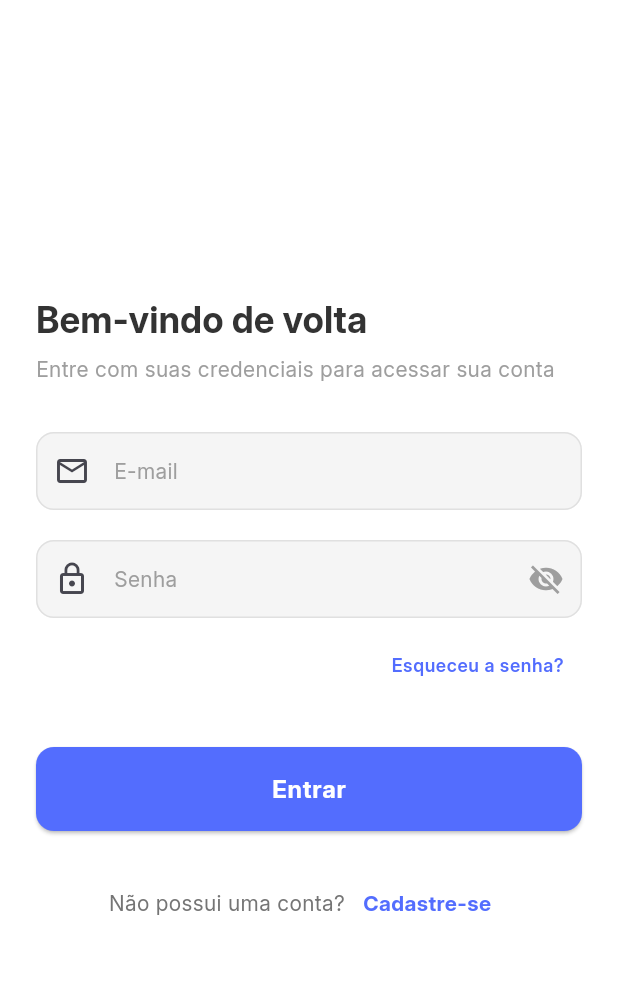
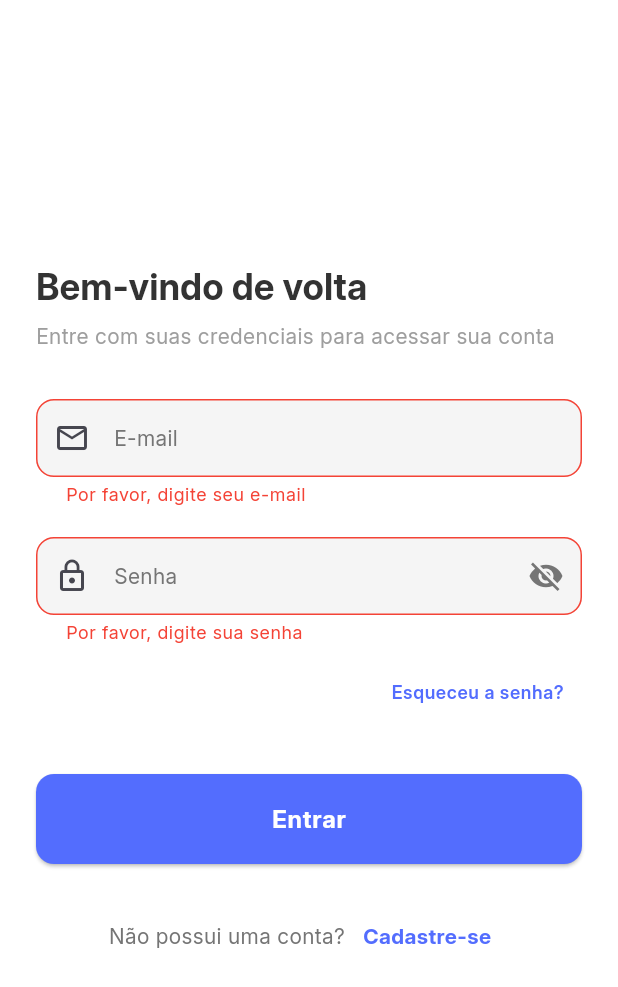
Before and after one commit to Antonio-Sitoe/medicationtracker, a Flutter app: the screen it shows after launch, after a tap on "Pular", after a tap on "Entrar", on a phone screen of 412 x 824 dp. Shown: the top 987 px of the screen. Run offline on Flutter 3.47's test engine with Material 3 defaults, Android fonts, the light colour scheme and no system bars; our stand-ins replace cloud_firestore, firebase_auth, firebase_core, firebase_storage, go_router, image_picker and 3 more; accounts and stored records are empty.

Commit message:
fINALIZADA A FUNCIONALIDADE DE LOGIN com messagem de erro

```diff
--- a/lib/core/routes/app_redirect_routes.dart
+++ b/lib/core/routes/app_redirect_routes.dart
@@ -14,16 +14,12 @@ final publicRoutes = [
 String? appRedirectRoutes(GoRouterState state, AuthViewModel auth) {
   final currentRoute = state.matchedLocation;
 
-  if (auth.isLoading) {
-    return currentRoute == AppNamedRoutes.splash ? null : AppNamedRoutes.splash;
+  if (!auth.isAuthenticated && !publicRoutes.contains(currentRoute)) {
+    return AppNamedRoutes.login;
   }
 
   if (!auth.isOnboardingComplete && currentRoute != AppNamedRoutes.onboard) {
     return AppNamedRoutes.onboard;
-  }
-
-  if (!auth.isAuthenticated && !publicRoutes.contains(currentRoute)) {
-    return AppNamedRoutes.login;
   }
 
   if (auth.isAuthenticated && publicRoutes.contains(currentRoute)) {
--- a/lib/core/routes/app_router.dart
+++ b/lib/core/routes/app_router.dart
@@ -37,6 +37,7 @@ final medicationExample = Medication(
 GoRouter createRouter(AuthViewModel auth) {
   final router = GoRouter(
     initialLocation: AppNamedRoutes.root,
+    refreshListenable: auth,
     redirect: (context, state) => appRedirectRoutes(state, auth),
     routes: [
       GoRoute(
--- /dev/null
+++ b/lib/core/utils/error.dart
@@ -0,0 +1,5 @@
+class CustomError {
+  final String message;
+
+  CustomError(this.message);
+}
--- /dev/null
+++ b/lib/core/utils/result.dart
@@ -0,0 +1,10 @@
+import 'package:medicationtracker/core/utils/error.dart';
+
+class Result<T> {
+  final T? data;
+  final CustomError? error;
+
+  Result({this.data, this.error});
+
+  bool get isSuccess => data != null;
+}
--- a/lib/views/screens/auth/login.dart
+++ b/lib/views/screens/auth/login.dart
@@ -2,6 +2,10 @@ import 'package:flutter/material.dart';
 import 'package:go_router/go_router.dart';
 import 'package:medicationtracker/core/constants/theme_constants.dart';
 import 'package:medicationtracker/viewModels/auth_view_model.dart';
+import 'package:medicationtracker/views/widgets/_show_error_dialog.dart';
+import 'package:medicationtracker/views/widgets/form/button.dart';
+import 'package:medicationtracker/views/widgets/form/input_email.dart';
+import 'package:medicationtracker/views/widgets/form/input_password.dart';
 import 'package:provider/provider.dart';
 
 class LoginScreen extends StatefulWidget {
@@ -12,28 +16,69 @@ class LoginScreen extends StatefulWidget {
 }
 
 class _LoginScreenState extends State<LoginScreen> {
+  final _formKey = GlobalKey<FormState>();
   final _emailController = TextEditingController();
   final _passwordController = TextEditingController();
+  bool _showPassword = false;
   bool _isSubmitting = false;
-  bool _showPassword = false;
+  String? errorMessage = "";
 
   Future<void> _handleLogin() async {
     final auth = Provider.of<AuthViewModel>(context, listen: false);
+
     final email = _emailController.text;
     final password = _passwordController.text;
+    if (!_formKey.currentState!.validate()) return;
 
     if (email.isEmpty || password.isEmpty) {
       return;
     }
+
     setState(() => _isSubmitting = true);
-    await auth.signIn(email, password);
+    try {
+      final result = await auth.signIn(email, password);
+
+      if (!result.isSuccess) {
+        setState(() {
+          errorMessage = result.error?.message ?? "";
+        });
+      }
+    } catch (e) {
       if (!mounted) return;
+
+      setState(() {
+        errorMessage =
+            "Ocorreu um erro durante o registo, verifique as credencias e Tente novamente.";
+      });
+    } finally {
       setState(() => _isSubmitting = false);
+    }
+  }
+
+  Widget _createNewAccount(ThemeData theme) {
+    return Row(
+      mainAxisAlignment: MainAxisAlignment.center,
+      children: [
+        Text('Não possui uma conta?', style: theme.textTheme.bodyMedium),
+        TextButton(
+          onPressed: () => context.push('/register'),
+          child: Text(
+            'Cadastre-se',
+            style: theme.textTheme.bodyMedium?.copyWith(
+              color: AppColors.primary,
+              fontWeight: FontWeight.bold,
+            ),
+          ),
+        ),
+      ],
+    );
   }
 
   @override
   Widget build(BuildContext context) {
     final theme = Theme.of(context);
+    final auth = Provider.of<AuthViewModel>(context, listen: false);
+    final isLoading = _isSubmitting;
     return Scaffold(
       body: SafeArea(
         child: GestureDetector(
@@ -46,6 +91,8 @@ class _LoginScreenState extends State<LoginScreen> {
                   child: IntrinsicHeight(
                     child: Padding(
                       padding: const EdgeInsets.symmetric(horizontal: 24),
+                      child: Form(
+                        key: _formKey,
                         child: Column(
                           mainAxisAlignment: MainAxisAlignment.center,
                           crossAxisAlignment: CrossAxisAlignment.start,
@@ -66,86 +113,48 @@ class _LoginScreenState extends State<LoginScreen> {
                               ),
                             ),
                             const SizedBox(height: 32),
-                          TextFormField(
-                            style: TextStyle(
-                              fontWeight: FontWeight.w500,
-                              fontFamily: AppFontFamily.regular,
-                            ),
-                            controller: _emailController,
-                            keyboardType: TextInputType.emailAddress,
-                            decoration: InputDecoration(
-                              prefixIcon: const Icon(Icons.email_outlined),
-                              labelText: 'E-mail',
-                              labelStyle: theme.textTheme.bodyMedium?.copyWith(
-                                color: AppColors.gray500,
-                              ),
-                              enabledBorder: const OutlineInputBorder(
-                                borderRadius: BorderRadius.all(
-                                  Radius.circular(12),
-                                ),
-                                borderSide: BorderSide(
-                                  color: AppColors.gray300,
-                                ),
-                              ),
-                              focusedBorder: const OutlineInputBorder(
-                                borderRadius: BorderRadius.all(
-                                  Radius.circular(12),
-                                ),
-                                borderSide: BorderSide(
-                                  color: AppColors.primary,
-                                ),
-                              ),
-                            ),
+                            buildEmailField(
+                              _emailController,
+                              theme.textTheme,
+                              'E-mail',
                             ),
                             const SizedBox(height: 20),
-                          TextFormField(
-                            style: TextStyle(
-                              fontWeight: FontWeight.w500,
-                              fontFamily: AppFontFamily.regular,
-                            ),
+
+                            buildPasswordField(
                               controller: _passwordController,
-                            obscureText: !_showPassword,
-                            decoration: InputDecoration(
-                              enabledBorder: const OutlineInputBorder(
-                                borderRadius: BorderRadius.all(
-                                  Radius.circular(12),
-                                ),
-                                borderSide: BorderSide(
-                                  color: AppColors.gray300,
-                                ),
-                              ),
-                              focusedBorder: const OutlineInputBorder(
-                                borderRadius: BorderRadius.all(
-                                  Radius.circular(12),
-                                ),
-                                borderSide: BorderSide(
-                                  color: AppColors.primary,
-                                ),
-                              ),
-                              prefixIcon: const Icon(Icons.lock_outline),
-                              labelText: 'Senha',
-                              labelStyle: theme.textTheme.bodyMedium?.copyWith(
-                                color: AppColors.gray500,
-                              ),
-                              suffixIcon: IconButton(
-                                icon: Icon(
-                                  _showPassword
-                                      ? Icons.visibility
-                                      : Icons.visibility_off,
-                                  color: AppColors.gray500,
-                                ),
+                              textTheme: theme.textTheme,
+                              label: 'Senha',
+                              showPassword: _showPassword,
                               onPressed:
                                   () => setState(
                                     () => _showPassword = !_showPassword,
                                   ),
+                              validator: (value) {
+                                if (value == null || value.isEmpty) {
+                                  return 'Por favor, digite sua senha';
+                                }
+
+                                return null;
+                              },
+                            ),
+                            errorMessage != null && errorMessage!.isNotEmpty
+                                ? Padding(
+                                  padding: EdgeInsets.all(5),
+                                  child: Text(
+                                    errorMessage!,
+                                    style: TextStyle(
+                                      color: Colors.red,
+                                      fontSize: 16,
                                     ),
                                   ),
-                          ),
+                                )
+                                : const SizedBox.shrink(),
                             const SizedBox(height: 8),
                             Align(
                               alignment: Alignment.centerRight,
                               child: TextButton(
-                              onPressed: () => context.push('/forgot-password'),
+                                onPressed:
+                                    () => context.push('/forgot-password'),
                                 child: Text(
                                   'Esqueceu a senha?',
                                   style: theme.textTheme.bodySmall?.copyWith(
@@ -156,48 +165,17 @@ class _LoginScreenState extends State<LoginScreen> {
                               ),
                             ),
                             const SizedBox(height: 30),
-                          SizedBox(
-                            width: double.infinity,
-                            height: 56,
-                            child: ElevatedButton(
-                              onPressed: _isSubmitting ? null : _handleLogin,
-                              child:
-                                  _isSubmitting
-                                      ? const CircularProgressIndicator(
-                                        color: AppColors.white,
-                                      )
-                                      : Text(
-                                        'Entrar',
-                                        style: theme.textTheme.bodyLarge
-                                            ?.copyWith(
-                                              color: AppColors.white,
-                                              fontWeight: FontWeight.bold,
-                                            ),
-                                      ),
-                            ),
+                            buildButton(
+                              label: 'Entrar',
+                              context: context,
+                              onPressed: _handleLogin,
+                              isLoading: isLoading,
                             ),
                             const SizedBox(height: 24),
-                          Row(
-                            mainAxisAlignment: MainAxisAlignment.center,
-                            children: [
-                              Text(
-                                'Não possui uma conta?',
-                                style: theme.textTheme.bodyMedium,
-                              ),
-                              TextButton(
-                                onPressed: () => context.push('/register'),
-                                child: Text(
-                                  'Cadastre-se',
-                                  style: theme.textTheme.bodyMedium?.copyWith(
-                                    color: AppColors.primary,
-                                    fontWeight: FontWeight.bold,
-                                  ),
-                                ),
-                              ),
+                            _createNewAccount(theme),
+                            const SizedBox(height: 20), // Espaço no final
                           ],
                         ),
-                          const SizedBox(height: 20), // Espaço no final
-                        ],
                       ),
                     ),
                   ),
--- a/pubspec.yaml
+++ b/pubspec.yaml
@@ -26,6 +26,8 @@ dependencies:
   cloud_firestore: ^5.6.8
   provider: ^6.1.5
   flutter_dotenv: ^5.0.0
+  path: ^1.9.1
+  firebase_storage: ^12.4.6
 
 dev_dependencies:
   flutter_test:
```
Also changed, not shown: lib/core/services/auth.dart (+30 -10 lines), lib/viewModels/auth_view_model.dart (+17 -11 lines), lib/views/screens/auth/register.dart (+6 -19 lines), lib/views/screens/patient/settings/patient_profile_screen.dart (+56 -9 lines), lib/views/widgets/_show_error_dialog.dart (added, +18 -0 lines), pubspec.lock. Lines whose indentation alone changed are shown as unchanged.
